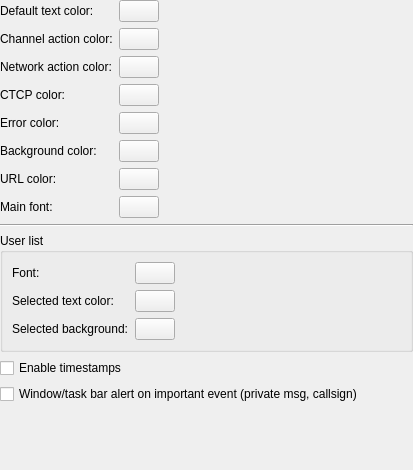
This is src/core/gui/configuration/irc/cfgircappearance.ui in PROPHESSOR/DDCLauncher as Qt 5 draws it before an edit. The edited form follows.
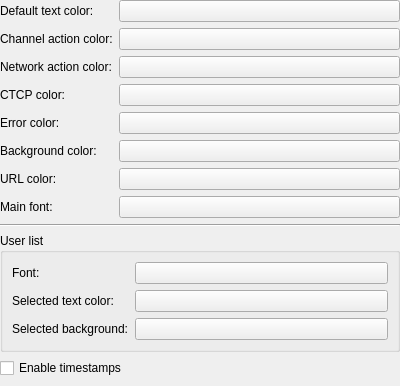
This is the edited form. Custom widgets are drawn as their Qt base class.

```diff
--- a/src/core/gui/configuration/irc/cfgircappearance.ui
+++ b/src/core/gui/configuration/irc/cfgircappearance.ui
@@ -6,8 +6,8 @@
    <rect>
     <x>0</x>
     <y>0</y>
-    <width>413</width>
-    <height>470</height>
+    <width>400</width>
+    <height>386</height>
    </rect>
   </property>
   <layout class="QVBoxLayout" name="verticalLayout">
@@ -28,9 +28,6 @@
      <property name="fieldGrowthPolicy">
       <enum>QFormLayout::AllNonFixedFieldsGrow</enum>
      </property>
-     <property name="formAlignment">
-      <set>Qt::AlignLeading|Qt::AlignLeft|Qt::AlignTop</set>
-     </property>
      <item row="0" column="0">
       <widget class="QLabel" name="label">
        <property name="text">
@@ -40,11 +37,8 @@
      </item>
      <item row="0" column="1">
       <widget class="ColorButton" name="btnDefaultTextColor">
-       <property name="sizePolicy">
-        <sizepolicy hsizetype="Maximum" vsizetype="Fixed">
-         <horstretch>0</horstretch>
-         <verstretch>0</verstretch>
-        </sizepolicy>
+       <property name="text">
+        <string/>
        </property>
       </widget>
      </item>
@@ -57,11 +51,8 @@
      </item>
      <item row="1" column="1">
       <widget class="ColorButton" name="btnChannelActionColor">
-       <property name="sizePolicy">
-        <sizepolicy hsizetype="Maximum" vsizetype="Fixed">
-         <horstretch>0</horstretch>
-         <verstretch>0</verstretch>
-        </sizepolicy>
+       <property name="text">
+        <string/>
        </property>
       </widget>
      </item>
@@ -74,11 +65,8 @@
      </item>
      <item row="2" column="1">
       <widget class="ColorButton" name="btnNetworkActionColor">
-       <property name="sizePolicy">
-        <sizepolicy hsizetype="Maximum" vsizetype="Fixed">
-         <horstretch>0</horstretch>
-         <verstretch>0</verstretch>
-        </sizepolicy>
+       <property name="text">
+        <string/>
        </property>
       </widget>
      </item>
@@ -91,11 +79,8 @@
      </item>
      <item row="3" column="1">
       <widget class="ColorButton" name="btnCtcpColor">
-       <property name="sizePolicy">
-        <sizepolicy hsizetype="Maximum" vsizetype="Fixed">
-         <horstretch>0</horstretch>
-         <verstretch>0</verstretch>
-        </sizepolicy>
+       <property name="text">
+        <string/>
        </property>
       </widget>
      </item>
@@ -111,11 +96,8 @@
      </item>
      <item row="4" column="1">
       <widget class="ColorButton" name="btnErrorColor">
-       <property name="sizePolicy">
-        <sizepolicy hsizetype="Maximum" vsizetype="Fixed">
-         <horstretch>0</horstretch>
-         <verstretch>0</verstretch>
-        </sizepolicy>
+       <property name="text">
+        <string/>
        </property>
       </widget>
      </item>
@@ -128,11 +110,8 @@
      </item>
      <item row="5" column="1">
       <widget class="ColorButton" name="btnBackgroundColor">
-       <property name="sizePolicy">
-        <sizepolicy hsizetype="Maximum" vsizetype="Fixed">
-         <horstretch>0</horstretch>
-         <verstretch>0</verstretch>
-        </sizepolicy>
+       <property name="text">
+        <string/>
        </property>
       </widget>
      </item>
@@ -145,11 +124,8 @@
      </item>
      <item row="6" column="1">
       <widget class="ColorButton" name="btnUrlColor">
-       <property name="sizePolicy">
-        <sizepolicy hsizetype="Maximum" vsizetype="Fixed">
-         <horstretch>0</horstretch>
-         <verstretch>0</verstretch>
-        </sizepolicy>
+       <property name="text">
+        <string/>
        </property>
       </widget>
      </item>
@@ -161,14 +137,7 @@
       </widget>
      </item>
      <item row="7" column="1">
-      <widget class="FontButton" name="btnMainFont">
-       <property name="sizePolicy">
-        <sizepolicy hsizetype="Maximum" vsizetype="Fixed">
-         <horstretch>0</horstretch>
-         <verstretch>0</verstretch>
-        </sizepolicy>
-       </property>
-      </widget>
+      <widget class="FontButton" name="btnMainFont"/>
      </item>
     </layout>
    </item>
@@ -185,9 +154,6 @@
       <string>User list</string>
      </property>
      <layout class="QFormLayout" name="formLayout_2">
-      <property name="formAlignment">
-       <set>Qt::AlignLeading|Qt::AlignLeft|Qt::AlignTop</set>
-      </property>
       <item row="0" column="0">
        <widget class="QLabel" name="label_7">
         <property name="text">
@@ -196,14 +162,7 @@
        </widget>
       </item>
       <item row="0" column="1">
-       <widget class="FontButton" name="btnUserListFont">
-        <property name="sizePolicy">
-         <sizepolicy hsizetype="Maximum" vsizetype="Fixed">
-          <horstretch>0</horstretch>
-          <verstretch>0</verstretch>
-         </sizepolicy>
-        </property>
-       </widget>
+       <widget class="FontButton" name="btnUserListFont"/>
       </item>
       <item row="1" column="0">
        <widget class="QLabel" name="label_10">
@@ -214,11 +173,8 @@
       </item>
       <item row="1" column="1">
        <widget class="ColorButton" name="btnUserListSelectedTextColor">
-        <property name="sizePolicy">
-         <sizepolicy hsizetype="Maximum" vsizetype="Fixed">
-          <horstretch>0</horstretch>
-          <verstretch>0</verstretch>
-         </sizepolicy>
+        <property name="text">
+         <string/>
         </property>
        </widget>
       </item>
@@ -231,11 +187,8 @@
       </item>
       <item row="2" column="1">
        <widget class="ColorButton" name="btnUserListSelectedBackgroundColor">
-        <property name="sizePolicy">
-         <sizepolicy hsizetype="Maximum" vsizetype="Fixed">
-          <horstretch>0</horstretch>
-          <verstretch>0</verstretch>
-         </sizepolicy>
+        <property name="text">
+         <string/>
         </property>
        </widget>
       </item>
@@ -252,13 +205,6 @@
      </property>
     </widget>
    </item>
-   <item>
-    <widget class="QCheckBox" name="cbWindowAlertOnImportantEvent">
-     <property name="text">
-      <string>Window/task bar alert on important event (private msg, callsign)</string>
-     </property>
-    </widget>
-   </item>
    <item>
     <spacer name="verticalSpacer">
      <property name="orientation">
```
Left out of the diff: 11 changed lines with no effect on the pictures.
